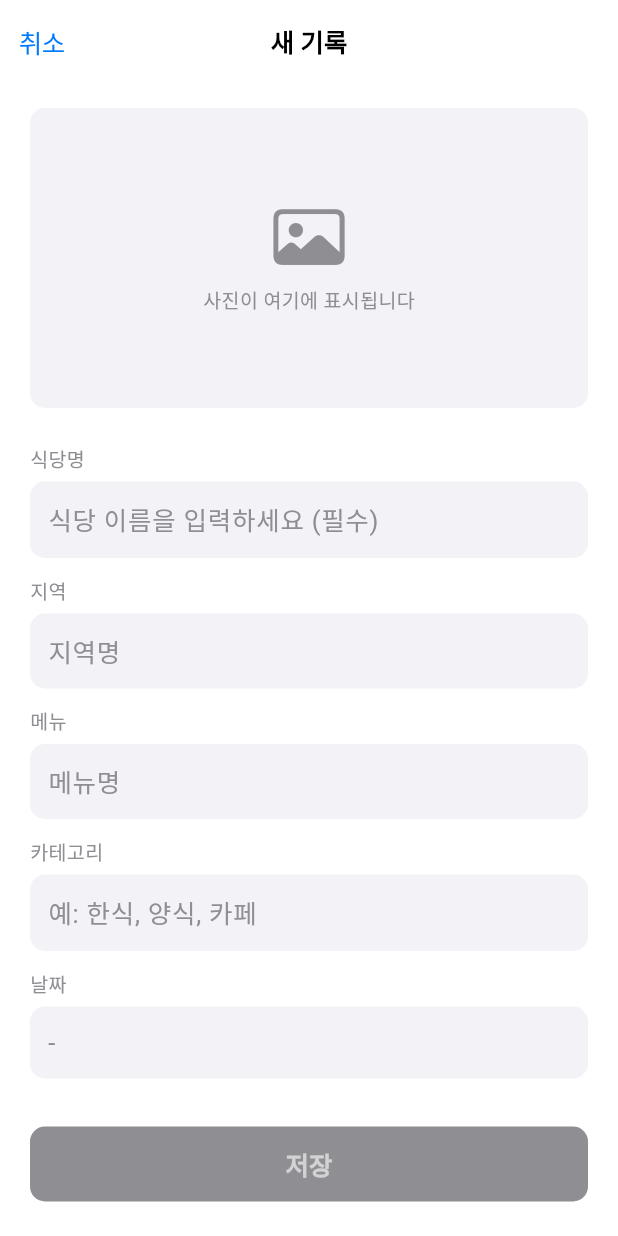
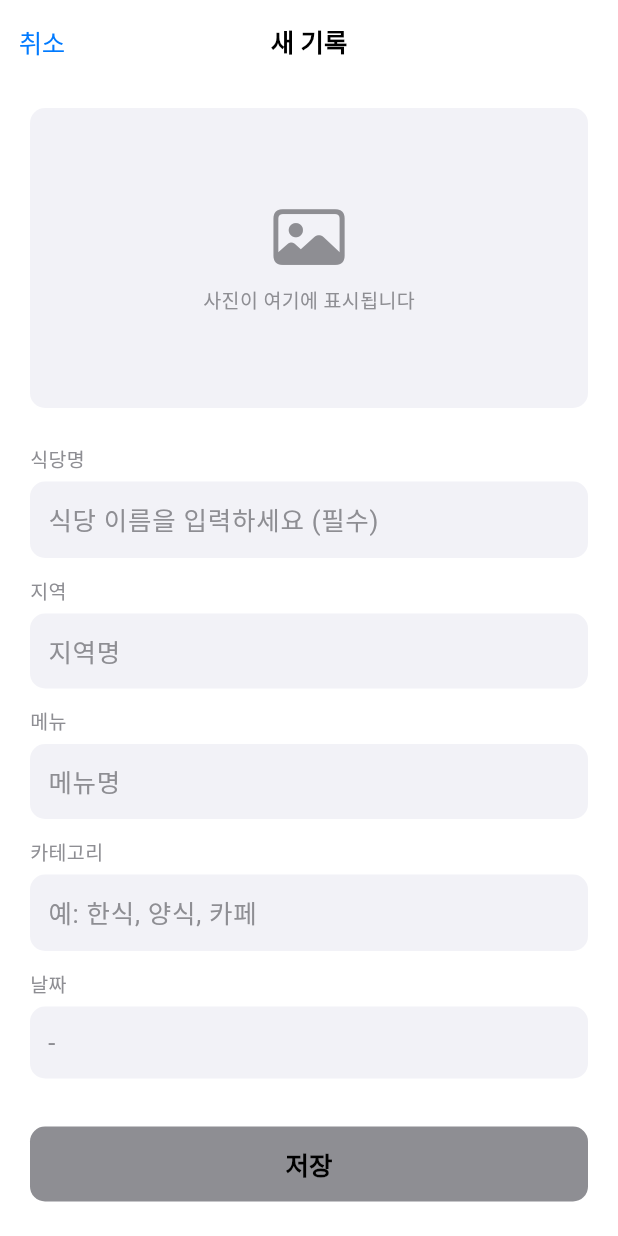
Before and after one commit to kimsol1134/my-food-archive, a Flutter app: the AddEditRecordScreen screen opened directly, on a phone screen of 412 x 824 dp. Run offline on Flutter 3.47's test engine with Material 3 defaults, Android fonts, the light colour scheme and no system bars; our stand-ins replace firebase_ai, firebase_core, geocoding, hive, hive_flutter, image_picker; missing offline and left inert: exif, firebase_app_check; accounts and stored records are empty; generated files the repository leaves out were written again.

Commit message:
chore: 전체 통합 테스트 및 UI 폴리시 정리 (Task 17)

```diff
--- a/lib/screens/add_edit_record_screen.dart
+++ b/lib/screens/add_edit_record_screen.dart
@@ -223,9 +223,9 @@ class _AddEditRecordScreenState extends State<AddEditRecordScreen> {
         appBar: AppBar(
           leading: CupertinoButton(
             padding: EdgeInsets.zero,
-            child: const Text(
+            child: Text(
               '취소',
-              style: TextStyle(color: AppColors.primary, fontSize: 17),
+              style: AppTextStyles.body.copyWith(color: AppColors.primary),
             ),
             onPressed: () => Navigator.pop(context),
           ),
@@ -345,22 +345,18 @@ class _AnalyzingOverlay extends StatelessWidget {
       child: AbsorbPointer(
         child: ColoredBox(
           color: Colors.black.withValues(alpha: 0.3),
-          child: const Center(
+          child: Center(
             child: Column(
               mainAxisSize: MainAxisSize.min,
               children: [
-                CupertinoActivityIndicator(
+                const CupertinoActivityIndicator(
                   radius: 16,
                   color: Colors.white,
                 ),
-                SizedBox(height: 16),
+                const SizedBox(height: 16),
                 Text(
                   'AI가 사진을 분석하고 있어요...',
-                  style: TextStyle(
-                    color: Colors.white,
-                    fontSize: 15,
-                    fontWeight: FontWeight.w500,
-                  ),
+                  style: AppTextStyles.label.copyWith(color: Colors.white),
                 ),
               ],
             ),
@@ -465,13 +461,7 @@ class _ImagePreview extends StatelessWidget {
             color: AppColors.textSub,
           ),
           SizedBox(height: 8),
-          Text(
-            '사진이 여기에 표시됩니다',
-            style: TextStyle(
-              fontSize: 13,
-              color: AppColors.textSub,
-            ),
-          ),
+          Text('사진이 여기에 표시됩니다', style: AppTextStyles.caption),
         ],
       ),
     );
@@ -536,9 +526,9 @@ class _SaveButton extends StatelessWidget {
           ),
           elevation: 0,
         ),
-        child: const Text(
+        child: Text(
           '저장',
-          style: TextStyle(fontSize: 17, fontWeight: FontWeight.w600),
+          style: AppTextStyles.body.copyWith(fontWeight: FontWeight.w600),
         ),
       ),
     );
--- a/pubspec.yaml
+++ b/pubspec.yaml
@@ -44,6 +44,9 @@ dependencies:
   firebase_core: ^3.8.0
   firebase_ai: ^2.3.0
   firebase_app_check: ^0.3.2
+
+dependency_overrides:
+  path_provider_foundation: 2.5.1
 
 dev_dependencies:
   flutter_test:
```
Also changed, not shown: lib/widgets/toast_message.dart (+3 -5 lines), pubspec.lock, 2 other files.
